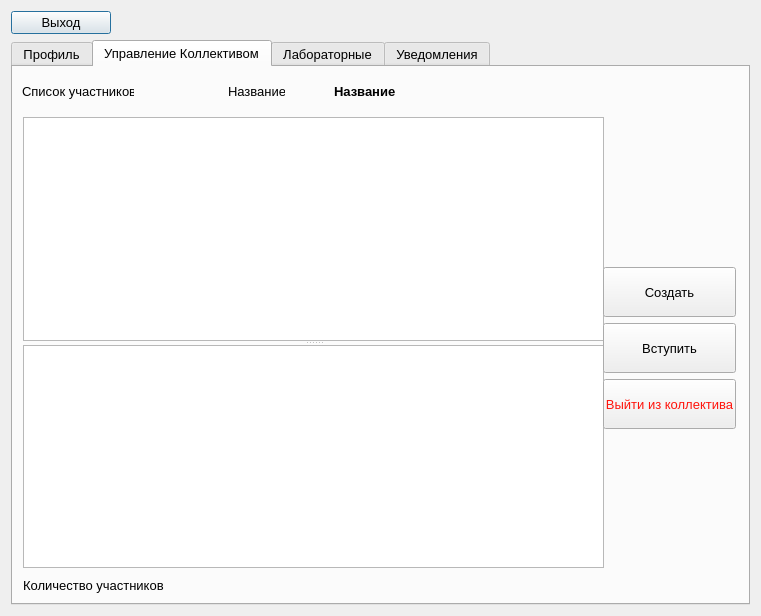
First picture: the form in studentdialog.ui, repository Knigan/DB3, before the edit.
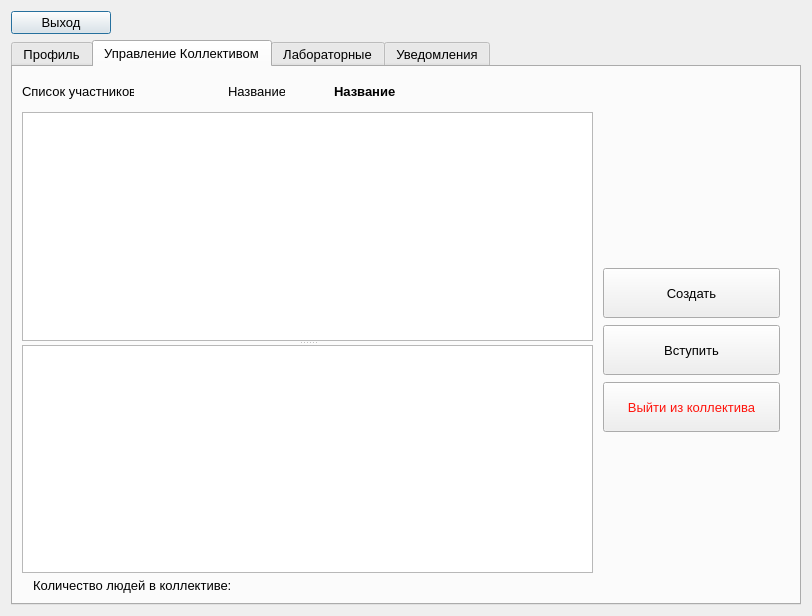
Second picture: the form after the edit.

The edit to the form file:
```diff
--- a/studentdialog.ui
+++ b/studentdialog.ui
@@ -6,7 +6,7 @@
    <rect>
     <x>0</x>
     <y>0</y>
-    <width>761</width>
+    <width>812</width>
     <height>616</height>
    </rect>
   </property>
@@ -259,7 +259,7 @@
         <rect>
          <x>321</x>
          <y>9</y>
-         <width>181</width>
+         <width>61</width>
          <height>30</height>
         </rect>
        </property>
@@ -285,28 +285,13 @@
         <string>Название</string>
        </property>
       </widget>
-      <widget class="QSplitter" name="splitter_2">
-       <property name="geometry">
-        <rect>
-         <x>10</x>
-         <y>50</y>
-         <width>581</width>
-         <height>451</height>
-        </rect>
-       </property>
-       <property name="orientation">
-        <enum>Qt::Vertical</enum>
-       </property>
-       <widget class="QTableView" name="CollectiveTableView"/>
-       <widget class="QTableWidget" name="tableWidget"/>
-      </widget>
       <widget class="QWidget" name="layoutWidget">
        <property name="geometry">
         <rect>
          <x>590</x>
          <y>200</y>
-         <width>133</width>
-         <height>164</height>
+         <width>177</width>
+         <height>166</height>
         </rect>
        </property>
        <layout class="QGridLayout" name="gridLayout">
@@ -377,25 +362,40 @@
         </item>
        </layout>
       </widget>
+      <widget class="QSplitter" name="splitter_2">
+       <property name="geometry">
+        <rect>
+         <x>9</x>
+         <y>45</y>
+         <width>571</width>
+         <height>461</height>
+        </rect>
+       </property>
+       <property name="orientation">
+        <enum>Qt::Vertical</enum>
+       </property>
+       <widget class="QTableView" name="CollectiveTableView"/>
+       <widget class="QTableView" name="statementTableView"/>
+      </widget>
       <widget class="QLabel" name="NumberLabel">
        <property name="geometry">
         <rect>
-         <x>10</x>
+         <x>20</x>
          <y>510</y>
-         <width>161</width>
+         <width>211</width>
          <height>16</height>
         </rect>
        </property>
        <property name="text">
-        <string>Количество участников</string>
+        <string>Количество людей в коллективе:</string>
        </property>
       </widget>
       <widget class="QLabel" name="CollectiveNumber">
        <property name="geometry">
         <rect>
-         <x>190</x>
+         <x>220</x>
          <y>510</y>
-         <width>151</width>
+         <width>281</width>
          <height>16</height>
         </rect>
        </property>
```
Left out of the diff: 4 changed lines with no effect on the pictures.
